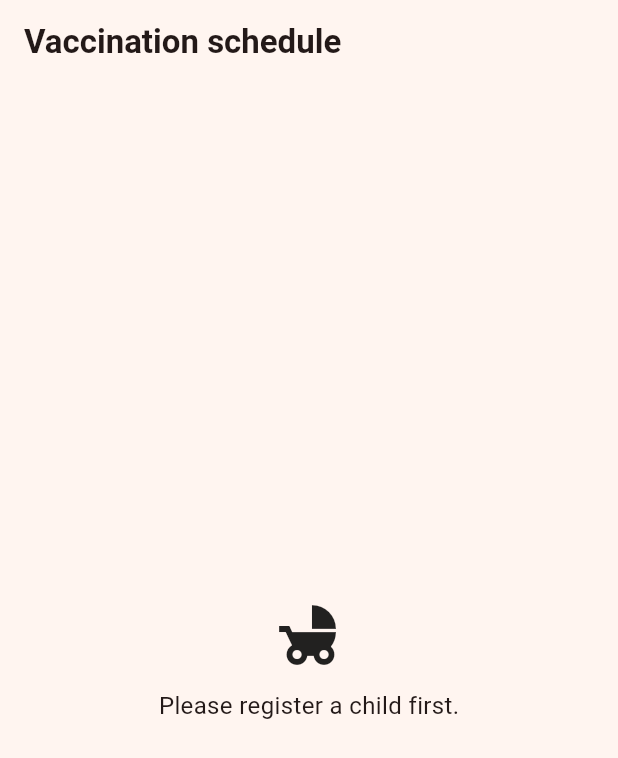
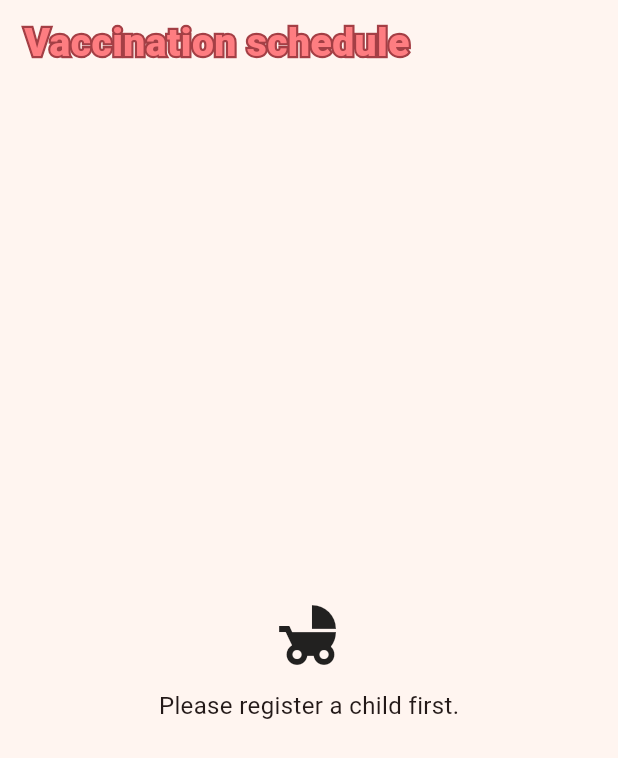
Before and after one commit to sarbrinjo85/BabyNote, a Flutter app: the VaccineListPage screen opened by its route, on a phone screen of 412 x 824 dp. Shown: the top 758 px of the screen. Run offline on Flutter 3.47's test engine with Material 3 defaults, Android fonts, the phone set to English and light mode, and no system bars; our stand-ins replace fl_chart, flutter_local_notifications, flutter_riverpod, go_router, image_picker, lottie and 5 more; missing offline and left inert: home_widget; accounts and stored records are empty; statements that could not run were skipped.

Commit message:
데이터/의료 메뉴 페이지 타이틀에 스트로크 스타일 적용
홈과 동일한 fill #fe7d81 + stroke #a43f45 두 겹 텍스트(StrokedTitle, 26sp)를
다음 페이지 AppBar에 적용:
- 재고 관리 (InventoryHubPage)
- 성장 통계 (StatisticsPage)
- 단골 병원 (HospitalListPage)
- 예방접종 (VaccineListPage)

Co-Authored-By: Claude Opus 4.7 <noreply@anthropic.com>

```diff
--- a/lib/features/hospital/presentation/hospital_list_page.dart
+++ b/lib/features/hospital/presentation/hospital_list_page.dart
@@ -1,4 +1,5 @@
 import 'package:flutter/material.dart';
+import '../../../core/widgets/stroked_title.dart';
 import '../../../core/widgets/baby_loading.dart';
 import 'package:flutter_riverpod/flutter_riverpod.dart';
 import 'package:go_router/go_router.dart';
@@ -19,7 +20,7 @@ class HospitalListPage extends ConsumerWidget {
 
     return Scaffold(
       appBar: AppBar(
-        title: Text(l10n.hospitalListTitle),
+        title: StrokedTitle(l10n.hospitalListTitle, fontSize: 26),
         actions: [
           IconButton(
             tooltip: l10n.commonAdd,
--- a/lib/features/inventory/presentation/inventory_hub_page.dart
+++ b/lib/features/inventory/presentation/inventory_hub_page.dart
@@ -1,4 +1,5 @@
 import 'package:flutter/material.dart';
+import '../../../core/widgets/stroked_title.dart';
 import 'package:flutter_riverpod/flutter_riverpod.dart';
 import 'package:go_router/go_router.dart';
 
@@ -45,7 +46,7 @@ class _InventoryHubPageState extends ConsumerState<InventoryHubPage>
 
     return Scaffold(
       appBar: AppBar(
-        title: Text(l10n.inventoryHubTitle),
+        title: StrokedTitle(l10n.inventoryHubTitle, fontSize: 26),
         actions: [
           const ChildPickerAction(),
           IconButton(
--- a/lib/features/stats/presentation/statistics_page.dart
+++ b/lib/features/stats/presentation/statistics_page.dart
@@ -1,5 +1,6 @@
 import 'package:fl_chart/fl_chart.dart';
 import 'package:flutter/material.dart';
+import '../../../core/widgets/stroked_title.dart';
 import 'package:flutter_riverpod/flutter_riverpod.dart';
 import 'package:go_router/go_router.dart';
 
@@ -31,7 +32,7 @@ class StatisticsPage extends ConsumerWidget {
       length: 2,
       child: Scaffold(
         appBar: AppBar(
-          title: Text(l10n.statsTitle),
+          title: StrokedTitle(l10n.statsTitle, fontSize: 26),
           actions: const [ChildPickerAction()],
           bottom: const TabBar(
             tabs: [
--- a/lib/features/vaccination/presentation/vaccine_list_page.dart
+++ b/lib/features/vaccination/presentation/vaccine_list_page.dart
@@ -1,4 +1,5 @@
 import 'package:flutter/material.dart';
+import '../../../core/widgets/stroked_title.dart';
 import '../../../core/widgets/baby_loading.dart';
 import 'package:flutter_riverpod/flutter_riverpod.dart';
 import 'package:go_router/go_router.dart';
@@ -34,7 +35,7 @@ class VaccineListPage extends ConsumerWidget {
 
     return Scaffold(
       appBar: AppBar(
-        title: Text(l10n.vaccineListTitle),
+        title: StrokedTitle(l10n.vaccineListTitle, fontSize: 26),
         actions: const [ChildPickerAction()],
       ),
       body: SafeArea(top: false, child: asyncChildren.when(
```
